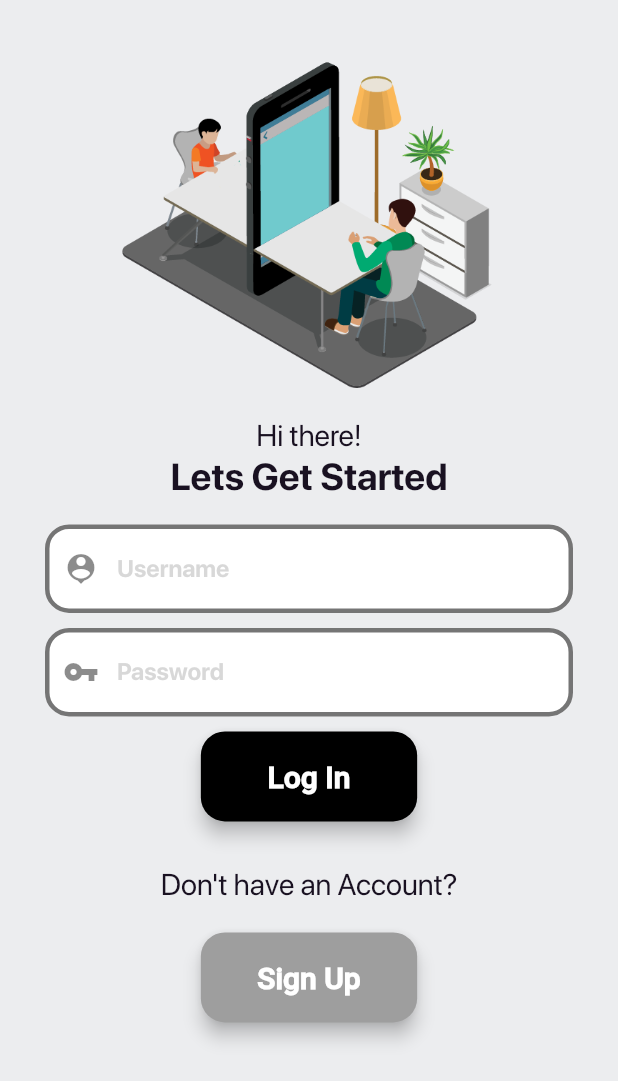
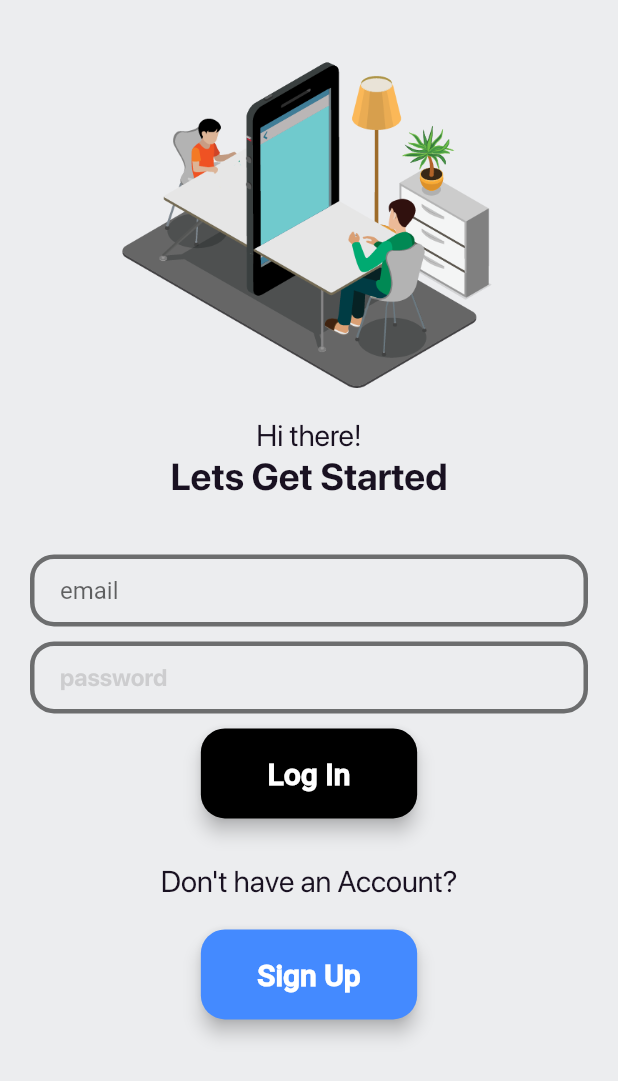
Before and after one commit to fardeen-hash/jobx_flutter, a Flutter app: the screen it shows after launch, on a phone screen of 412 x 824 dp. Shown: the top 1081 px of the screen. Run offline on Flutter 3.47's test engine with Material 2 defaults, Android fonts, the light colour scheme and no system bars.

Commit message:
commit 2

```diff
--- a/lib/elements/const.dart
+++ b/lib/elements/const.dart
@@ -1,10 +1,10 @@
 import 'package:flutter/material.dart';
 
-const  kLargeTextStyle = TextStyle(
-color: Color(0xFF493DA6),
-fontFamily: 'sfpro',
-fontWeight: FontWeight.bold,
-fontSize: 36.0,
+const kLargeTextStyle = TextStyle(
+  color: Color(0xFF493DA6),
+  fontFamily: 'sfpro',
+  fontWeight: FontWeight.bold,
+  fontSize: 36.0,
 );
 
 const kMediumTextStyle = TextStyle(
@@ -13,17 +13,31 @@ const kMediumTextStyle = TextStyle(
   fontSize: 20.0,
 );
 const kMontserart = TextStyle(
-    fontFamily: 'Montserrart',
-    fontWeight: FontWeight.bold,
-    fontSize: 30
-);
-const kbodytext = TextStyle(
-    fontFamily: 'sfpro',
-    fontWeight: FontWeight.bold,
-    fontSize: 16
+    fontFamily: 'Montserrart', fontWeight: FontWeight.bold, fontSize: 30);
+const kbodytext =
+    TextStyle(fontFamily: 'sfpro', fontWeight: FontWeight.bold, fontSize: 16);
 
+const ktextfieldtextstyle = TextStyle(
+  fontFamily: 'sfpro',
+  fontWeight: FontWeight.bold,
 );
 
-const kActiveColor =  Color(0xFF9289da);
+const kTextFieldDecoration = InputDecoration(
+  hintText: 'Enter a value',
+  contentPadding: EdgeInsets.symmetric(vertical: 10.0, horizontal: 20.0),
+  border: OutlineInputBorder(
+    borderRadius: BorderRadius.all(Radius.circular(16.0)),
+  ),
+  enabledBorder: OutlineInputBorder(
+    borderSide: BorderSide(color: Colors.black54, width: 3.0),
+    borderRadius: BorderRadius.all(Radius.circular(16.0)),
+  ),
+  focusedBorder: OutlineInputBorder(
+    borderSide: BorderSide(color: Colors.black, width: 3.0),
+    borderRadius: BorderRadius.all(Radius.circular(16.0)),
+  ),
+);
+
+const kActiveColor = Color(0xFF9289da);
 const kInactiveColor = Color(0xFFE7E5F6);
-const kActiveTextColor =  Color(0xFF493DA6);
+const kActiveTextColor = Color(0xFF493DA6);
--- a/lib/elements/login_details.dart
+++ b/lib/elements/login_details.dart
@@ -3,7 +3,11 @@ import 'package:flutter/material.dart';
 class TextFeildLogin extends StatelessWidget {
   final String title;
   final IconData next;
-  const TextFeildLogin({required this.title, required this.next});
+
+  const TextFeildLogin({
+    required this.title,
+    required this.next,
+  });
   @override
   Widget build(BuildContext context) {
     return Container(
@@ -25,7 +29,7 @@ class TextFeildLogin extends StatelessWidget {
               borderRadius: BorderRadius.circular(16.0),
             ),
             focusedBorder: OutlineInputBorder(
-    borderSide: BorderSide(width: 3, color:Colors.black  ),
+              borderSide: BorderSide(width: 3, color: Colors.black),
               borderRadius: BorderRadius.circular(16.0),
             ),
           ),
--- a/lib/screens/home.dart
+++ b/lib/screens/home.dart
@@ -27,18 +27,17 @@ class _State extends State<Home> {
                 child: Stack(
                   children: [
                     Positioned(
-                        top: 15,
-                        right: 10,
-                        child: Icon(Icons.person_pin)),
+                        top: 15, right: 10, child: Icon(Icons.person_pin)),
                     Positioned(
-                        top: 15,
-                        left: 10,
-                        child: Text('DOOL',
-                          style: kMontserart,
-                        ),)
+                      top: 15,
+                      left: 10,
+                      child: Text(
+                        'DOOL',
+                        style: kMontserart,
+                      ),
+                    )
                   ],
                 ),
-
               ),
             ),
             Padding(
@@ -60,7 +59,7 @@ class _State extends State<Home> {
                     borderRadius: BorderRadius.circular(16.0),
                   ),
                   focusedBorder: OutlineInputBorder(
-                    borderSide: BorderSide(width: 3, color:Colors.black  ),
+                    borderSide: BorderSide(width: 3, color: Colors.black),
                     borderRadius: BorderRadius.circular(16.0),
                   ),
                 ),
@@ -85,10 +84,12 @@ class _State extends State<Home> {
                       Row(
                         children: [
                           categoryCard(cardColor: Color(0xFF0D2A3F)),
-                          categoryCard(cardColor: Colors.yellow),
+                          categoryCard(cardColor: Colors.blueAccent),
                           categoryCard(cardColor: Colors.deepOrangeAccent),
                           categoryCard(cardColor: Colors.black),
-                          SizedBox(width: 20,)
+                          SizedBox(
+                            width: 20,
+                          )
                         ],
                       )
                     ],
@@ -96,8 +97,7 @@ class _State extends State<Home> {
                 ],
               ),
             ),
-            Expanded(
-                child: Column(
+            Column(
               crossAxisAlignment: CrossAxisAlignment.start,
               children: [
                 Padding(
@@ -112,7 +112,7 @@ class _State extends State<Home> {
                 popularCards(size: size),
                 popularCards(size: size),
               ],
-            )),
+            ),
           ],
         ),
       ),
@@ -167,9 +167,24 @@ class popularCards extends StatelessWidget {
                   top: 12,
                   left: 100,
                   child: Column(
-                    children: [Text('jobName',style: kbodytext,), Text('Category',style: kbodytext,)],
+                    children: [
+                      Text(
+                        'jobName',
+                        style: kbodytext,
+                      ),
+                      Text(
+                        'Category',
+                        style: kbodytext,
+                      )
+                    ],
                   )),
-              Positioned(right: 20, top: 30, child: Text('\$55',style: kbodytext,))
+              Positioned(
+                  right: 20,
+                  top: 30,
+                  child: Text(
+                    '\$55',
+                    style: kbodytext,
+                  ))
             ],
           ),
         ),
--- a/lib/screens/login_screen.dart
+++ b/lib/screens/login_screen.dart
@@ -1,119 +1,174 @@
+import 'package:Dool/elements/const.dart';
 import 'package:flutter/cupertino.dart';
 import 'package:flutter/material.dart';
 import 'package:flutter/widgets.dart';
 import 'package:Dool/elements/login_details.dart';
 
-class LoginScreen extends StatelessWidget {
+class LoginScreen extends StatefulWidget {
   LoginScreen({Key? key}) : super(key: key);
+
+  @override
+  State<LoginScreen> createState() => _LoginScreenState();
+}
+
+class _LoginScreenState extends State<LoginScreen> {
+  late String password;
+  late String email;
+
   @override
   Widget build(BuildContext context) {
     var size = MediaQuery.of(context).size;
+
     return Scaffold(
       resizeToAvoidBottomInset: false,
       backgroundColor: Color(0xFFECEDEF),
       body: SafeArea(
-        child: Column(
-          children: <Widget>[
+        child: Column(children: <Widget>[
           Container(
             // color: Colors.white,
             width: double.infinity,
-              height: size.height *.40,
+            height: size.height * .40,
 
-              child: Stack(
-              alignment: AlignmentDirectional.center,
+            child: Stack(alignment: AlignmentDirectional.center,
                 // fit: StackFit.expand,
-               children:[
+                children: [
                   Positioned(
                       bottom: 50,
-
-
-                     child: Image.asset('assets/images/logimage.png',
-                     scale: 2.1,)),
-
+                      child: Image.asset(
+                        'assets/images/logimage.png',
+                        scale: 2.1,
+                      )),
                   Positioned(
                     bottom: -3,
                     child: Column(
                       mainAxisAlignment: MainAxisAlignment.end,
                       children: [
-                       Text('Hi there!',textAlign: TextAlign.center,
+                        Text(
+                          'Hi there!',
+                          textAlign: TextAlign.center,
                           style: TextStyle(
                             color: Color(0xFF191121),
                             fontFamily: 'sfpro',
                             fontSize: 20.0,
-                         ),),
-                       Text('Lets Get Started',textAlign: TextAlign.center,
+                          ),
+                        ),
+                        Text(
+                          'Lets Get Started',
+                          textAlign: TextAlign.center,
                           style: TextStyle(
                             color: Color(0xFF191121),
                             fontFamily: 'sfpro',
                             fontWeight: FontWeight.bold,
                             fontSize: 25.0,
-                         ),),
+                          ),
+                        ),
                       ],
                     ),
                   ),
-               ]
+                ]),
+          ),
+          SizedBox(
+            height: 30,
+          ),
+          Padding(
+            padding: const EdgeInsets.fromLTRB(20, 10, 20, 0),
+            child: TextField(
+              decoration: kTextFieldDecoration.copyWith(hintText: 'email'),
+              onChanged: (value) {
+                email = value;
+              },
             ),
           ),
+          // SizedBox(
+          //   height: 20,
+          // ),
           Padding(
-              padding: const EdgeInsets.only(top: 10.0),
-              child: TextFeildLogin(title: 'Username',
-              next: Icons.person_pin),
+            padding: const EdgeInsets.fromLTRB(20, 10, 20, 0),
+            child: TextField(
+              onChanged: (value) {
+                password = value;
+              },
+              decoration: kTextFieldDecoration.copyWith(
+                  hintText: 'password',
+                  hintStyle: ktextfieldtextstyle.copyWith(
+                      color: Colors.grey.withOpacity(0.4))),
             ),
-            TextFeildLogin(title: 'Password',next: Icons.vpn_key_sharp),
+          ),
+          // Padding(
+          //   padding: const EdgeInsets.only(top: 10.0),
+          //   child: TextFeildLogin(
+          //     title: 'Username',
+          //     next: Icons.person_pin,
+          //   ),
+          // ),
+          // TextFeildLogin(
+          //   title: 'Password',
+          //   next: Icons.vpn_key_sharp,
+          // ),
           Padding(
             padding: const EdgeInsets.fromLTRB(30, 10, 30, 0),
             child: MaterialButton(
               elevation: 5,
-                minWidth: size.width*.35,
+              minWidth: size.width * .35,
               height: 60,
               hoverColor: Colors.black,
-                  onPressed: (){
-                  Navigator.pushNamed(context, '/homepage');
+              onPressed: () {
+                // Navigator.pushNamed(context, '/homepage');
+                print(email);
+                print(password);
               },
               color: Colors.black,
-                shape: RoundedRectangleBorder(borderRadius: BorderRadius.all(Radius.circular(16.0))),
-                child: Text("Log In", style: TextStyle(
+              shape: RoundedRectangleBorder(
+                  borderRadius: BorderRadius.all(Radius.circular(16.0))),
+              child: Text(
+                "Log In",
+                style: TextStyle(
                   color: Colors.white,
                   fontSize: 20,
                   fontWeight: FontWeight.bold,
                   // fontFamily: 'sfpro',
-
-                ),),
+                ),
+              ),
             ),
           ),
           Container(
             margin: EdgeInsets.fromLTRB(0, 30, 0, 0),
             height: 44,
-              child: Text("Don't have an Account?", style: TextStyle(
+            child: Text(
+              "Don't have an Account?",
+              style: TextStyle(
                 color: Color(0xFF191121),
                 fontSize: 20,
                 fontFamily: 'sfpro',
                 // fontWeight: FontWeight.bold
-              ),),
-
+              ),
+            ),
           ),
           Padding(
             padding: const EdgeInsets.fromLTRB(30, 0, 30, 0),
             child: MaterialButton(
               elevation: 5,
               focusColor: Colors.black,
-                minWidth: size.width*.35,
+              minWidth: size.width * .35,
               height: 60,
-                onPressed: (){
+              onPressed: () {
                 Navigator.pushNamed(context, '/home');
               },
-                color: Colors.grey,
-                shape: RoundedRectangleBorder(borderRadius: BorderRadius.all(Radius.circular(16.0))),
-                child: Text('Sign Up', style: TextStyle(
+              color: Colors.blueAccent,
+              shape: RoundedRectangleBorder(
+                  borderRadius: BorderRadius.all(Radius.circular(16.0))),
+              child: Text(
+                'Sign Up',
+                style: TextStyle(
                   color: Colors.white,
                   fontSize: 20,
                   // fontFamily: 'sfpro',
                   fontWeight: FontWeight.bold,
-                ),),
                 ),
               ),
-          ]
             ),
+          ),
+        ]),
       ),
     );
   }
```
Also changed, not shown: 3 other files. Lines whose indentation alone changed are shown as unchanged.
